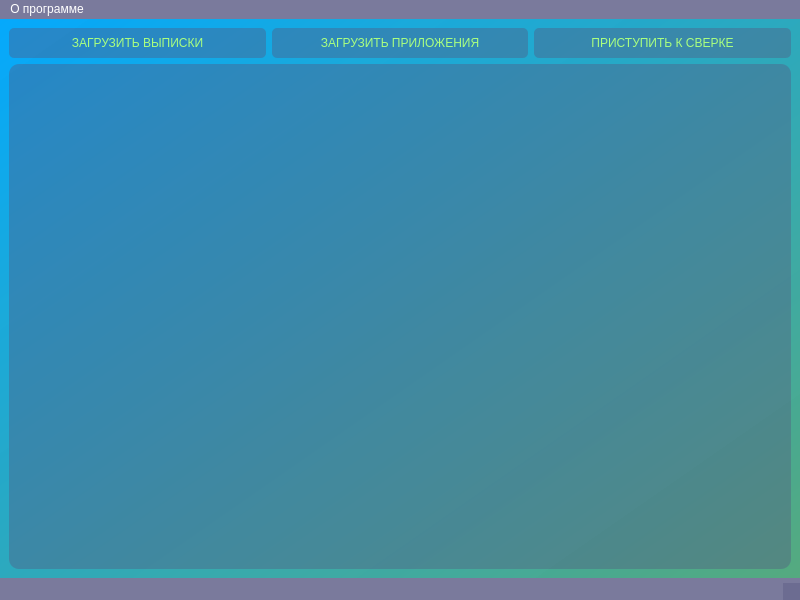
This is project/MainForm.ui in Bors1k/dohody_two as Qt 5 draws it before an edit. The edited form follows.
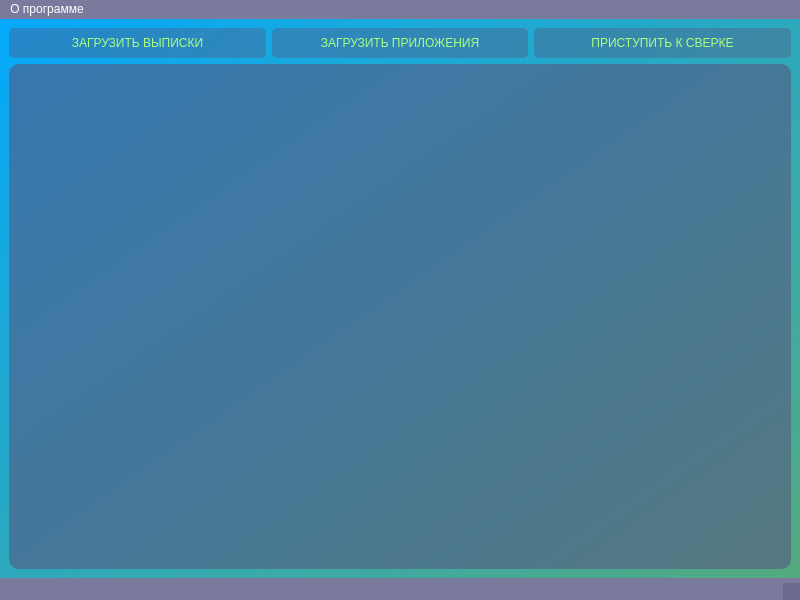
This is the edited form.

```diff
--- a/project/MainForm.ui
+++ b/project/MainForm.ui
@@ -134,7 +134,7 @@
        <item>
         <widget class="QTextEdit" name="logger">
          <property name="styleSheet">
-          <string notr="true">background-color: rgba(85, 85, 127, 100);
+          <string notr="true">background-color: rgba(85, 85, 127, 150);
 font: 75 12pt &quot;Times New Roman&quot;;
 color: rgb(170, 255, 255);
 border-radius: 10px;</string>
```
